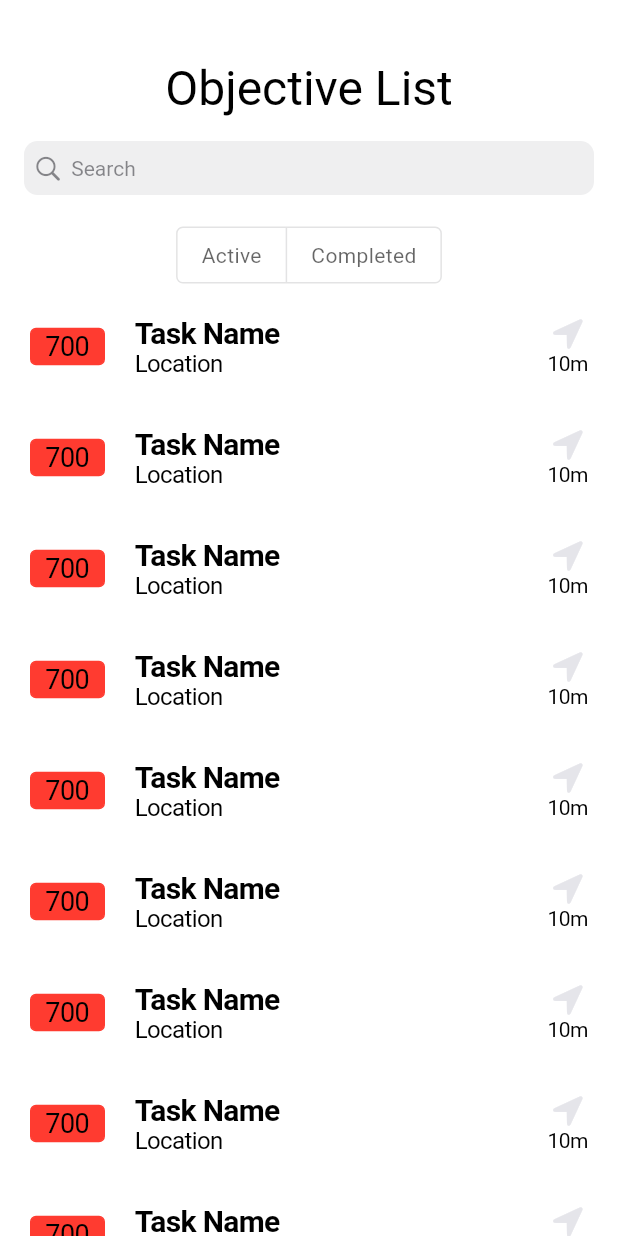
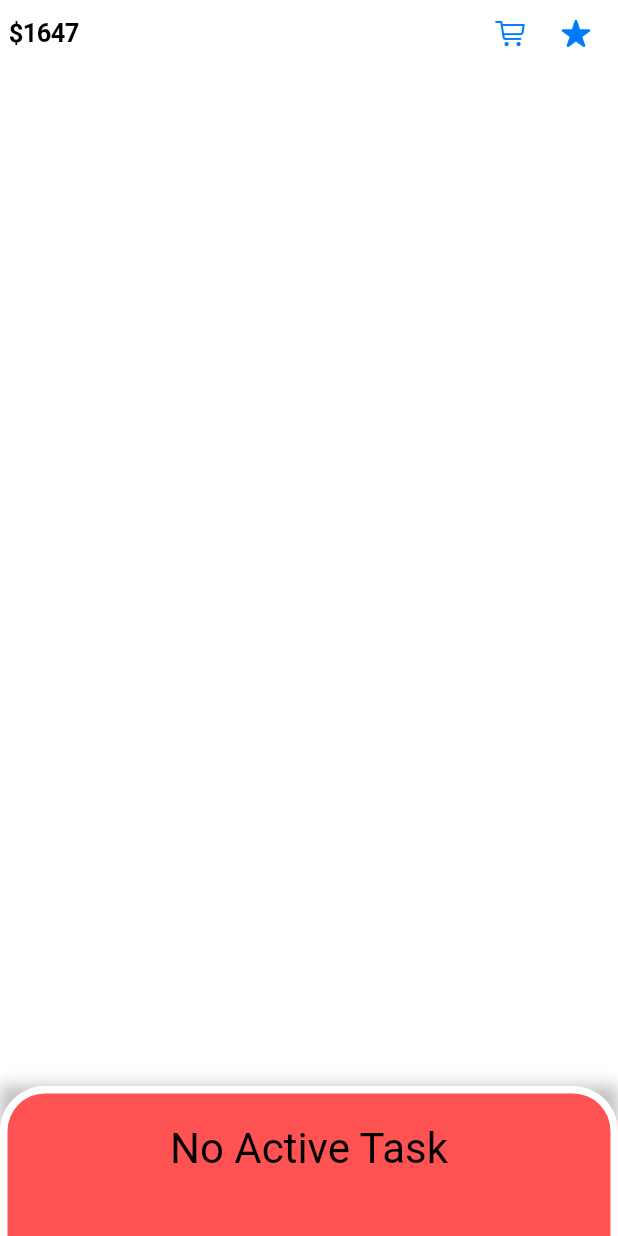
Before and after one commit to isaac-fletcher/orient-ar, a Flutter app: the screen it shows after launch, on a phone screen of 412 x 824 dp. Run offline on Flutter 3.47's test engine with Material 3 defaults, Android fonts, the phone set to English and light mode, and no system bars; drawn by our look-alikes of sliding_up_panel.

Commit message:
Added Hayden's homescreen.

```diff
--- a/lib/main.dart
+++ b/lib/main.dart
@@ -2,6 +2,7 @@ import 'package:flutter/cupertino.dart';
 import 'package:flutter/widgets.dart';
 import 'screens/selected-task.dart';
 import 'screens/task-list.dart';
+import 'screens/home.dart';
 
 void main() {
   runApp(const MainApp());
@@ -23,7 +24,7 @@ class MainApp extends StatelessWidget {
               )
         ),
       ),
-      home: TaskList(),
+      home: HomeView(),
     )
     ;
   }
--- /dev/null
+++ b/lib/screens/home.dart
@@ -0,0 +1,79 @@
+import 'package:flutter/cupertino.dart';
+import 'package:flutter/material.dart';
+import 'package:flutter/widgets.dart';
+import 'package:sliding_up_panel/sliding_up_panel.dart';
+
+class HomeView extends StatefulWidget {
+  const HomeView({super.key});
+
+  @override
+  State<HomeView> createState() => _HomeViewState();
+}
+
+class _HomeViewState extends State<HomeView> {
+  @override
+  Widget build(BuildContext context) {
+    return CupertinoPageScaffold(
+      navigationBar: CupertinoNavigationBar(
+        middle: Row(children: [
+          const Expanded(
+            child: Align(
+              alignment: Alignment.centerLeft,
+              child: Text("\$1647"),
+            ),
+          ),
+          Expanded(
+            child: Align(
+              alignment: Alignment.centerLeft,
+              child: Row(mainAxisAlignment: MainAxisAlignment.end, children: [
+                CupertinoButton(
+                  padding: EdgeInsets.zero,
+                  child: const Icon(CupertinoIcons.shopping_cart),
+                  onPressed: () {},
+                ),
+                CupertinoButton(
+                  padding: EdgeInsets.zero,
+                  child: const Icon(CupertinoIcons.star_fill),
+                  onPressed: () {},
+                )
+              ]),
+            ),
+          ),
+        ]),
+      ),
+      child: SlidingUpPanel(
+          backdropEnabled: true,
+          color: Colors.transparent,
+          maxHeight: MediaQuery.of(context).size.height - 80,
+          panel: Container(
+            decoration: BoxDecoration(
+                color: Colors.redAccent,
+                border: Border.all(
+                  color: Colors.white,
+                  width: 5,
+                ),
+                borderRadius: const BorderRadius.only(
+                  topLeft: Radius.circular(30),
+                  topRight: Radius.circular(30),
+                )),
+            child: const Column(
+              mainAxisSize: MainAxisSize.min,
+              children: [
+                SizedBox(
+                  height: 20,
+                ),
+                Center(
+                  child: Text("No Active Task", style: TextStyle(fontSize: 28)),
+                )
+              ],
+            ),
+          ),
+          body: const Center(
+            child: Text(
+              "Map here",
+              style: TextStyle(color: Colors.white),
+            ),
+          )),
+    );
+  }
+}
--- a/pubspec.yaml
+++ b/pubspec.yaml
@@ -10,6 +10,7 @@ dependencies:
   flutter:
     sdk: flutter
   cupertino_icons: ^1.0.6
+  sliding_up_panel: ^2.0.0+1
 
 dev_dependencies:
   flutter_test:
```
Also changed, not shown: pubspec.lock.
